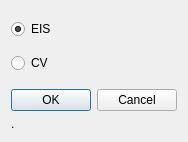
This is ImpedanceManager/ImpedanceManager/cnewprojectdialog.ui in AksonBioengineering/AksonRepo as Qt 5 draws it before an edit. The edited form follows.
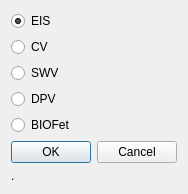
This is the edited form.

What changed in the file:
```diff
--- a/ImpedanceManager/ImpedanceManager/cnewprojectdialog.ui
+++ b/ImpedanceManager/ImpedanceManager/cnewprojectdialog.ui
@@ -56,6 +56,27 @@
        </property>
       </widget>
      </item>
+     <item>
+      <widget class="QRadioButton" name="rbSwv">
+       <property name="text">
+        <string>SWV</string>
+       </property>
+      </widget>
+     </item>
+     <item>
+      <widget class="QRadioButton" name="rbDpv">
+       <property name="text">
+        <string>DPV</string>
+       </property>
+      </widget>
+     </item>
+     <item>
+      <widget class="QRadioButton" name="rbBioFet">
+       <property name="text">
+        <string>BIOFet</string>
+       </property>
+      </widget>
+     </item>
     </layout>
    </item>
    <item row="2" column="0">
```
